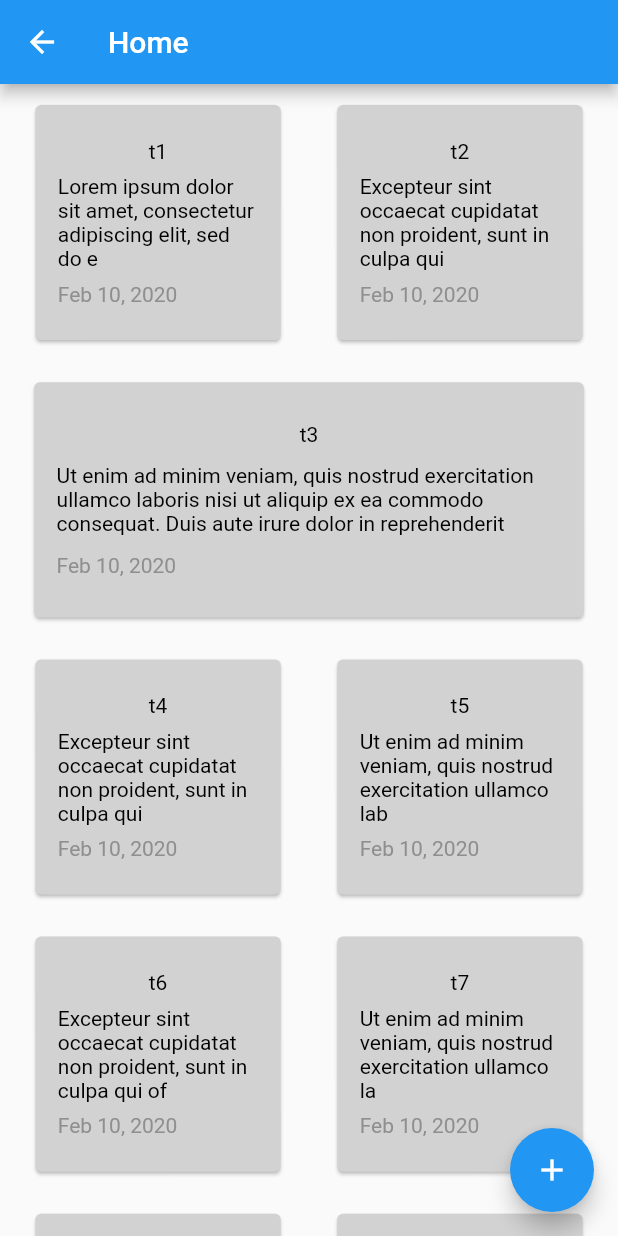
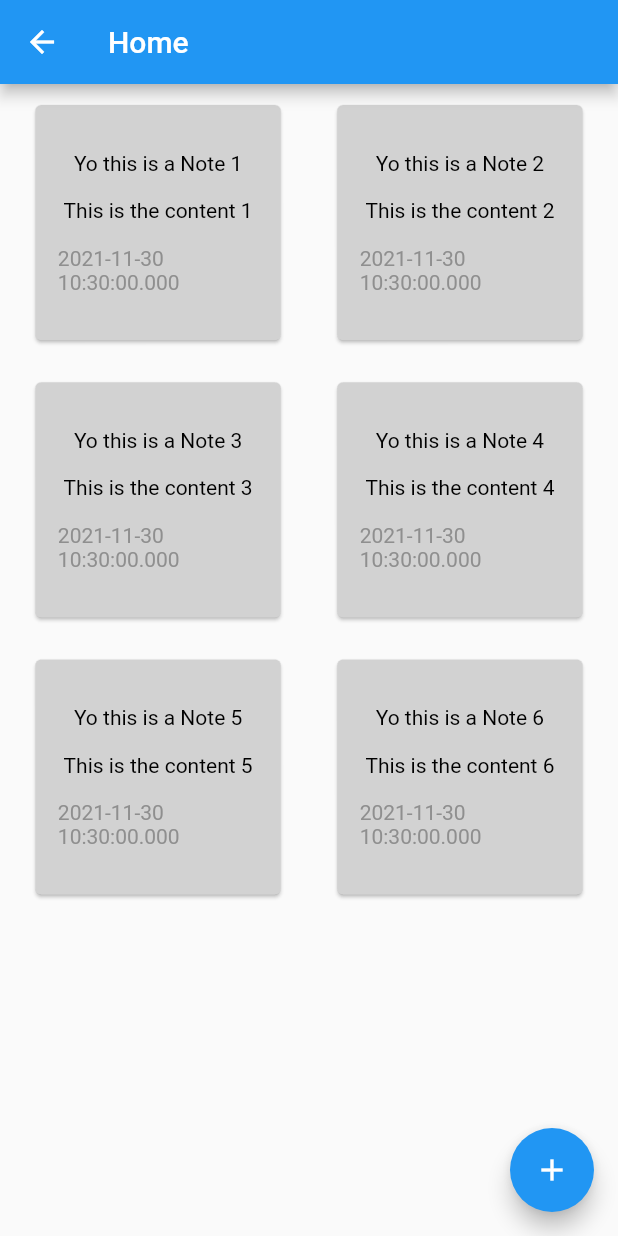
Before and after one commit to jimmytran005/at_notes, a Flutter app: the HomeScreen screen opened directly, on a phone screen of 412 x 824 dp. Run offline on Flutter 3.47's test engine with Material 2 defaults, Android fonts, the phone set to English and light mode, and no system bars; our stand-ins replace community_material_icon; missing offline and left inert: at_app_flutter, at_client_mobile, at_commons, at_onboarding_flutter, at_utils.

Commit message:
loading notes dynamically example

```diff
--- a/lib/screens/home.dart
+++ b/lib/screens/home.dart
@@ -1,75 +1,59 @@
+import 'package:at_notes/model/NoteModel.dart';
 import 'package:flutter/material.dart';
 import 'package:at_notes/components/note.dart';
 
 class HomeScreen extends StatelessWidget {
   const HomeScreen({Key? key}) : super(key: key);
 
+  Widget listOfNotes() {
+    List<NoteModel> notesList = <NoteModel>[];
+    notesList.add(NoteModel(
+        title: 'Yo this is a Note 1',
+        body: 'This is the content 1',
+        creation_date: DateTime.now()));
+    notesList.add(NoteModel(
+        title: 'Yo this is a Note 2',
+        body: 'This is the content 2',
+        creation_date: DateTime.now()));
+    notesList.add(NoteModel(
+        title: 'Yo this is a Note 3',
+        body: 'This is the content 3',
+        creation_date: DateTime.now()));
+    notesList.add(NoteModel(
+        title: 'Yo this is a Note 4',
+        body: 'This is the content 4',
+        creation_date: DateTime.now()));
+    notesList.add(NoteModel(
+        title: 'Yo this is a Note 5',
+        body: 'This is the content 5',
+        creation_date: DateTime.now()));
+    notesList.add(NoteModel(
+        title: 'Yo this is a Note 6',
+        body: 'This is the content 6',
+        creation_date: DateTime.now()));
+
+    List<Widget> listsOfRow = <Widget>[];
+
+    for (int i = 0; i < notesList.length; i += 2) {
+      var row =
+          Row(mainAxisAlignment: MainAxisAlignment.spaceEvenly, children: [
+        Note(notesList[i].title, notesList[i].body,
+            notesList[i].creation_date.toString(), false),
+        Note(notesList[i + 1].title, notesList[i + 1].body,
+            notesList[i + 1].creation_date.toString(), false)
+      ]);
+
+      listsOfRow.add(row);
+    }
+    return Column(children: listsOfRow);
+  }
+
   @override
   Widget build(BuildContext context) {
     return Scaffold(
       appBar: AppBar(title: Text('Home')),
       // SingleChildScrollView : REFERENCE : https://api.flutter.dev/flutter/widgets/SingleChildScrollView-class.html
-      body: SingleChildScrollView(
-        child: Column(
-          children: [
-            Row(mainAxisAlignment: MainAxisAlignment.spaceEvenly, children: [
-              Note(
-                  't1',
-                  'Lorem ipsum dolor sit amet, consectetur adipiscing elit, sed do e',
-                  'Feb 10, 2020',
-                  false),
-              Note(
-                  't2',
-                  'Excepteur sint occaecat cupidatat non proident, sunt in culpa qui',
-                  'Feb 10, 2020',
-                  false)
-            ]),
-            Row(mainAxisAlignment: MainAxisAlignment.spaceEvenly, children: [
-              Note(
-                  't3',
-                  'Ut enim ad minim veniam, quis nostrud exercitation ullamco laboris nisi ut aliquip ex ea commodo consequat. Duis aute irure dolor in reprehenderit',
-                  'Feb 10, 2020',
-                  true),
-            ]),
-            Row(mainAxisAlignment: MainAxisAlignment.spaceEvenly, children: [
-              Note(
-                  't4',
-                  'Excepteur sint occaecat cupidatat non proident, sunt in culpa qui ',
-                  'Feb 10, 2020',
-                  false),
-              Note(
-                  't5',
-                  'Ut enim ad minim veniam, quis nostrud exercitation ullamco lab',
-                  'Feb 10, 2020',
-                  false)
-            ]),
-            Row(mainAxisAlignment: MainAxisAlignment.spaceEvenly, children: [
-              Note(
-                  't6',
-                  'Excepteur sint occaecat cupidatat non proident, sunt in culpa qui of',
-                  'Feb 10, 2020',
-                  false),
-              Note(
-                  't7',
-                  'Ut enim ad minim veniam, quis nostrud exercitation ullamco la',
-                  'Feb 10, 2020',
-                  false)
-            ]),
-            Row(mainAxisAlignment: MainAxisAlignment.spaceEvenly, children: [
-              Note(
-                  't8',
-                  'Excepteur sint occaecat cupidatat non proident, sunt in culpa',
-                  'Feb 10, 2020',
-                  false),
-              Note(
-                  't9',
-                  'Ut enim ad minim veniam, quis nostrud exercitation ullamco la.',
-                  'Feb 10, 2020',
-                  false)
-            ]),
-          ],
-        ),
-      ),
+      body: SingleChildScrollView(child: listOfNotes()),
       floatingActionButton: FloatingActionButton(
           onPressed: () {
             Navigator.pushNamed(context, '/note');
```
